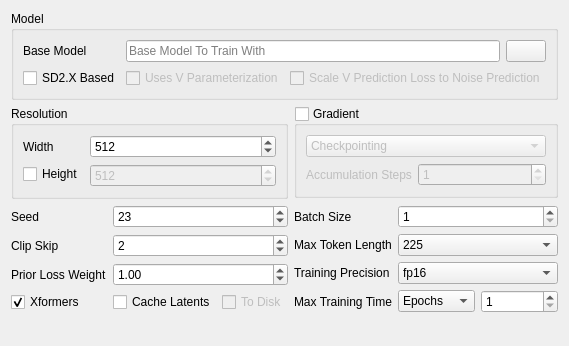
Above: ui_files/BaseUI.ui from derrian-distro/LoRA_Easy_Training_Scripts before the change. Below: the same form after it.
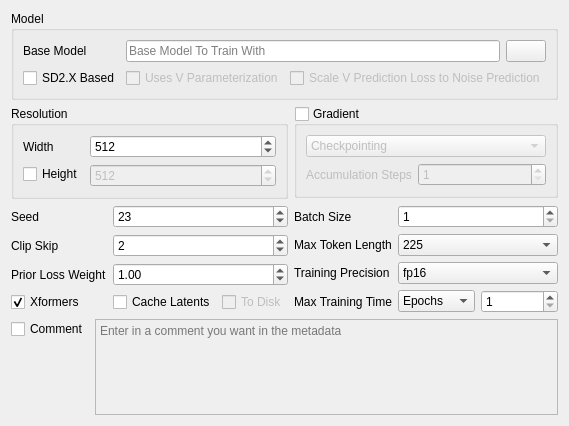
That is the form after the change. Custom widgets are drawn as their Qt base class.

Commit message: added training comment, added lion8bit support, you must update using update.bat, or delete the venv and reinstall

Diff of the .ui file:
```diff
--- a/ui_files/BaseUI.ui
+++ b/ui_files/BaseUI.ui
@@ -7,7 +7,7 @@
     <x>0</x>
     <y>0</y>
     <width>553</width>
-    <height>346</height>
+    <height>426</height>
    </rect>
   </property>
   <property name="windowTitle">
@@ -482,6 +482,30 @@
      </item>
     </layout>
    </item>
+   <item row="6" column="1" colspan="2">
+    <layout class="QFormLayout" name="formLayout_2">
+     <item row="0" column="0">
+      <widget class="QCheckBox" name="comment_enable">
+       <property name="text">
+        <string>Comment</string>
+       </property>
+      </widget>
+     </item>
+     <item row="0" column="1">
+      <widget class="QTextEdit" name="comment_input">
+       <property name="enabled">
+        <bool>false</bool>
+       </property>
+       <property name="toolTip">
+        <string>&lt;html&gt;&lt;head/&gt;&lt;body&gt;&lt;p&gt;Comment that gets put into the metadata&lt;/p&gt;&lt;/body&gt;&lt;/html&gt;</string>
+       </property>
+       <property name="placeholderText">
+        <string>Enter in a comment you want in the metadata</string>
+       </property>
+      </widget>
+     </item>
+    </layout>
+   </item>
   </layout>
  </widget>
  <customwidgets>
```
Left out of the diff: 388 changed lines with no effect on the pictures. The commit also changes 6 other files.
